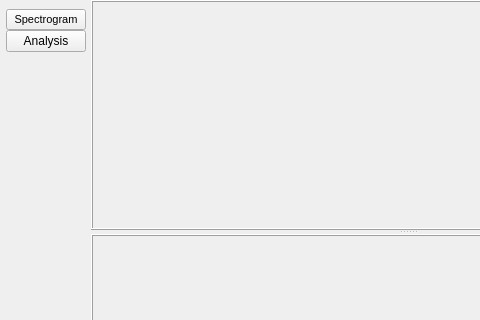
This is sources/Arks/Spectral Viewer/Window/spectral_viewer_window.ui in AquaCreatura/AquaWave as Qt 5 draws it before an edit; both pictures show x 0 to 480 and y 0 to 320 of the 725 by 504 pixel window. The edited form follows.
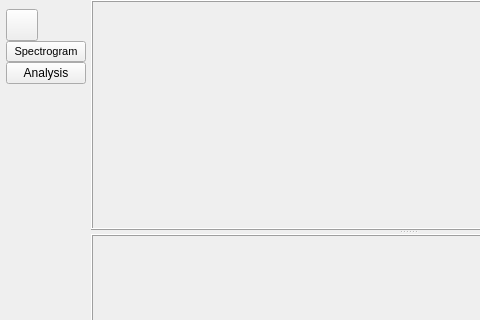
This is the edited form.

```diff
--- a/sources/Arks/Spectral Viewer/Window/spectral_viewer_window.ui
+++ b/sources/Arks/Spectral Viewer/Window/spectral_viewer_window.ui
@@ -158,6 +158,34 @@
       <property name="rightMargin">
        <number>5</number>
       </property>
+     <item>
+        <widget class="QPushButton" name="extend_frame_button">
+         <property name="sizePolicy">
+          <sizepolicy hsizetype="Fixed" vsizetype="Fixed">
+           <horstretch>0</horstretch>
+           <verstretch>0</verstretch>
+          </sizepolicy>
+         </property>
+         <property name="minimumSize">
+          <size>
+           <width>32</width>
+           <height>32</height>
+          </size>
+         </property>
+         <property name="maximumSize">
+          <size>
+           <width>32</width>
+           <height>32</height>
+          </size>
+         </property>
+         <property name="text">
+          <string/>
+         </property>
+         <property name="checkable">
+          <bool>true</bool>
+         </property>
+        </widget>
+       </item>
       <item>
        <widget class="QPushButton" name="spectrgoram_side_pushbutton">
         <property name="font">
@@ -175,16 +203,7 @@
          <string>Spectrogram</string>
         </property>
         <property name="checkable">
-         <bool>false</bool>
-        </property>
-        <property name="autoDefault">
-         <bool>false</bool>
-        </property>
-        <property name="default">
-         <bool>false</bool>
-        </property>
-        <property name="flat">
-         <bool>false</bool>
+          <bool>true</bool>
         </property>
        </widget>
       </item>
@@ -196,6 +215,9 @@
         <property name="text">
          <string>Analysis</string>
         </property>
+         <property name="checkable">
+          <bool>true</bool>
+         </property>
        </widget>
       </item>
       <item>
```
Lines whose indentation alone changed are shown as unchanged.
